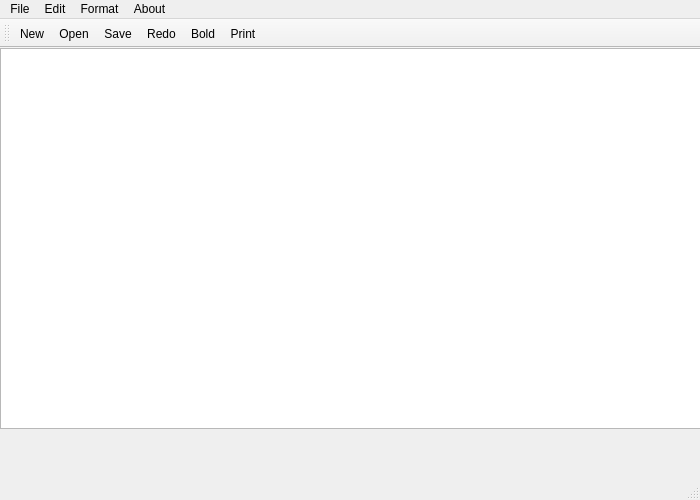
Old version of the form pyqt tutorial/Part - Notebook App/app.ui in the repository nickync/pyqt.
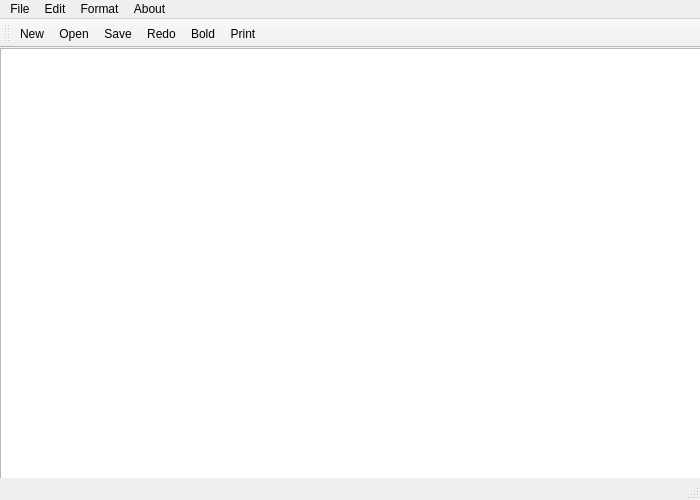
New version of the form. Icons and pictures are not drawn.

```diff
--- a/pyqt tutorial/Part - Notebook App/app.ui
+++ b/pyqt tutorial/Part - Notebook App/app.ui
@@ -20,7 +20,7 @@
       <x>0</x>
       <y>0</y>
       <width>721</width>
-      <height>381</height>
+      <height>431</height>
      </rect>
     </property>
     <property name="layoutDirection">
```
Left out of the diff: 26 changed lines with no effect on the pictures.
